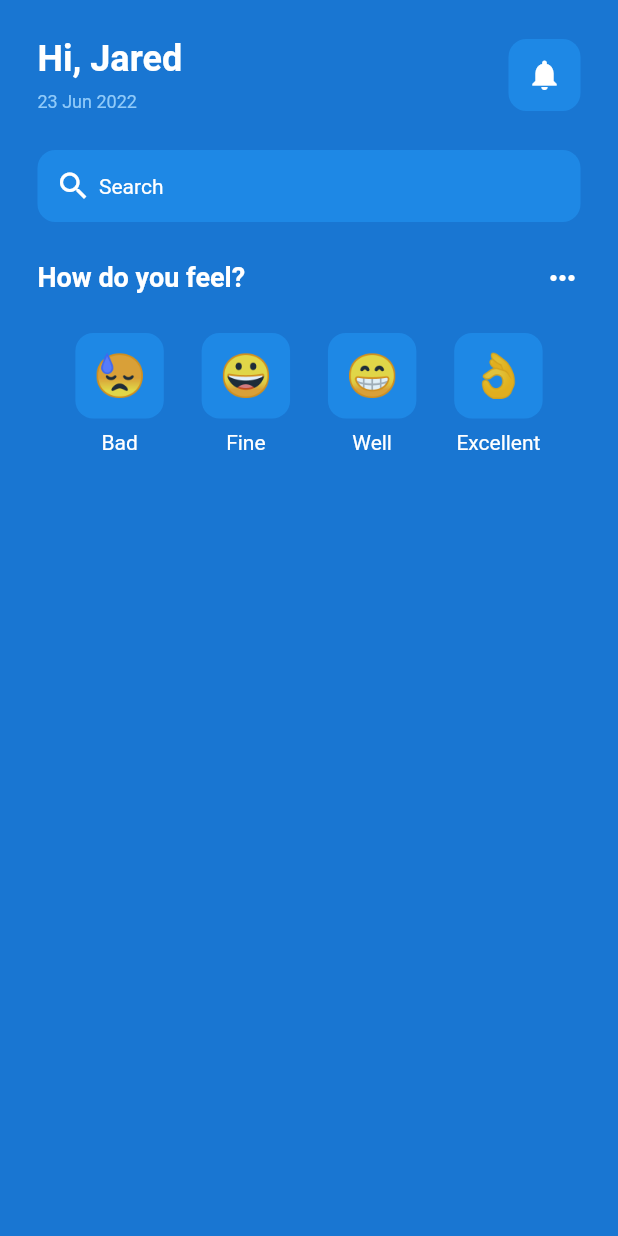
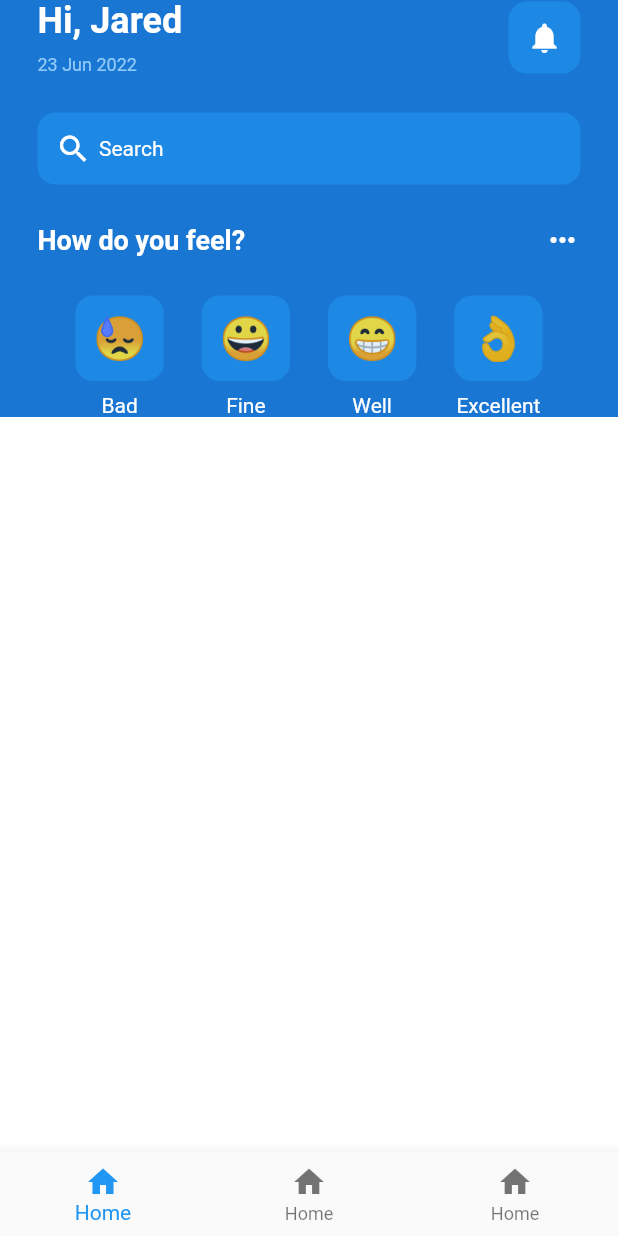
Before and after one commit to himashatw/mHealth, a Flutter app: the screen it shows after launch, on a phone screen of 412 x 824 dp. Run offline on Flutter 3.47's test engine with Material 2 defaults, Android fonts, the light colour scheme and no system bars.

Commit message:
padding changed

```diff
--- a/lib/pages/home_page.dart
+++ b/lib/pages/home_page.dart
@@ -13,9 +13,19 @@ class _HomePageState extends State<HomePage> {
   Widget build(BuildContext context) {
     return Scaffold(
         backgroundColor: Colors.blue[700],
+        bottomNavigationBar: BottomNavigationBar(
+          items: [
+            BottomNavigationBarItem(icon: Icon(Icons.home), label: "Home"),
+            BottomNavigationBarItem(icon: Icon(Icons.home), label: "Home"),
+            BottomNavigationBarItem(icon: Icon(Icons.home), label: "Home"),
+          ],
+        ),
         body: SafeArea(
-          child: Padding(
-            padding: const EdgeInsets.all(25.0),
+          child: Column(
+            children: [
+              // UPPER SECTION
+              Padding(
+                padding: const EdgeInsets.symmetric(horizontal: 25.0),
                 child: Column(
                   children: [
                     // GREETING SECTION
@@ -185,9 +195,16 @@ class _HomePageState extends State<HomePage> {
                         // BAD
                         // EXCELLENT
                       ],
+                    ),
+                  ],
+                ),
+              ),
+              Expanded(
+                child: Container(
+                  color: Colors.white,
+                ),
               )
             ],
-            ),
           ),
         ));
   }
```
Lines whose indentation alone changed are shown as unchanged.
